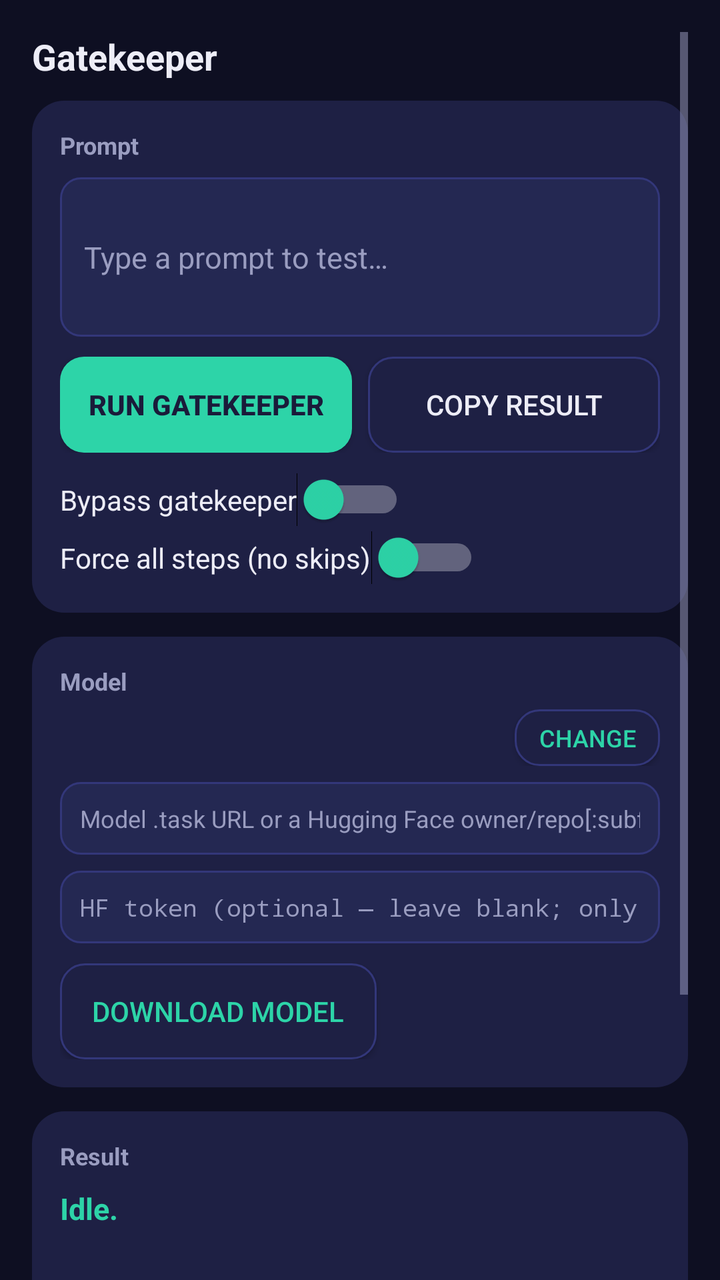
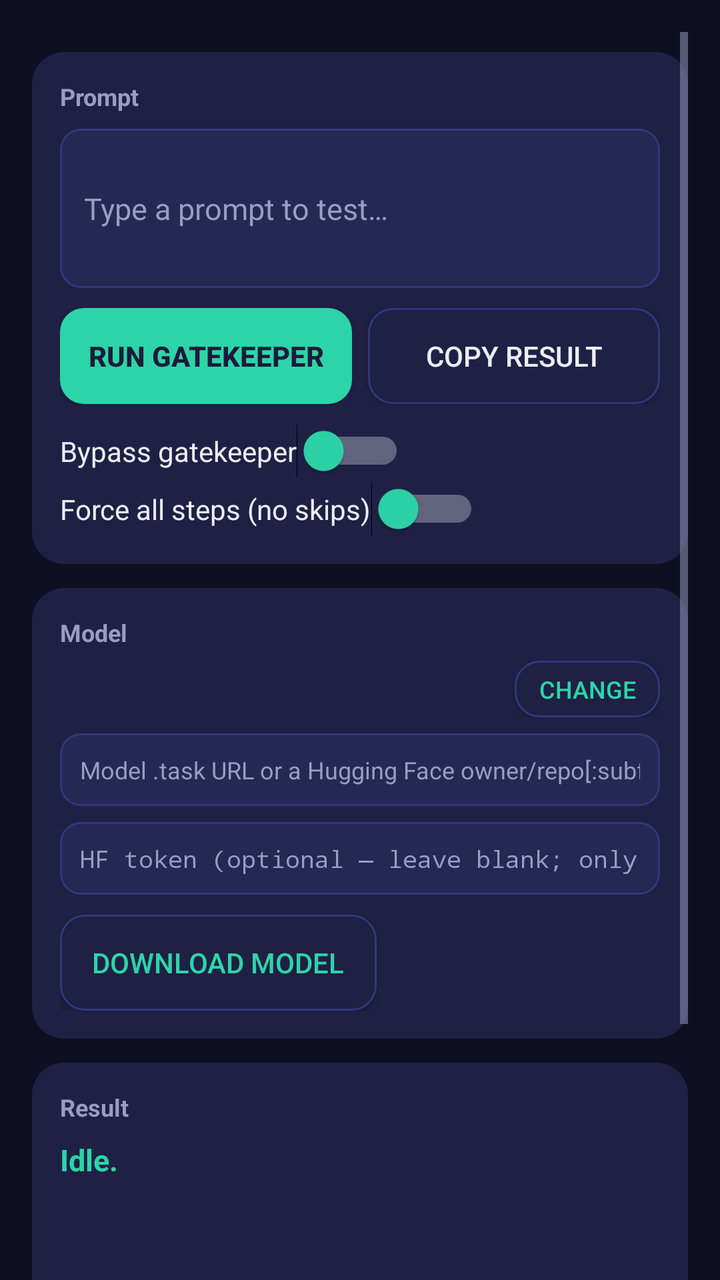

Before-and-after screenshots of an Android layout around one commit, followed by the original layout XML and the change that was made.
<!-- AndroidManifest.xml: application theme AppTheme -->
<!-- res/layout/activity_main.xml -->
<?xml version="1.0" encoding="utf-8"?>
<ScrollView xmlns:android="http://schemas.android.com/apk/res/android"
    android:layout_width="match_parent"
    android:layout_height="match_parent"
    android:background="@color/gatekeeper_bg"
    android:clipToPadding="false"
    android:padding="16dp">

    <LinearLayout
        android:layout_width="match_parent"
        android:layout_height="wrap_content"
        android:orientation="vertical"
        android:paddingBottom="96dp">

        <TextView
            android:id="@+id/header"
            android:layout_width="wrap_content"
            android:layout_height="wrap_content"
            android:text="Gatekeeper"
            android:textColor="@color/gatekeeper_text"
            android:textSize="18sp"
            android:textStyle="bold" />

        <LinearLayout
            android:layout_width="match_parent"
            android:layout_height="wrap_content"
            android:layout_marginTop="10dp"
            android:background="@drawable/card_bg"
            android:orientation="vertical"
            android:padding="14dp">

            <TextView
                android:layout_width="wrap_content"
                android:layout_height="wrap_content"
                android:text="@string/section_prompt"
                android:textColor="@color/gatekeeper_muted"
                android:textSize="12sp"
                android:textStyle="bold" />

            <EditText
                android:id="@+id/input"
                android:layout_width="match_parent"
                android:layout_height="wrap_content"
                android:layout_marginTop="8dp"
                android:background="@drawable/field_bg"
                android:hint="@string/hint_input"
                android:inputType="textMultiLine"
                android:minLines="3"
                android:padding="12dp"
                android:textColor="@color/gatekeeper_text"
                android:textColorHint="@color/gatekeeper_muted"
                android:textSize="15sp" />

            <LinearLayout
                android:layout_width="match_parent"
                android:layout_height="wrap_content"
                android:layout_marginTop="10dp"
                android:orientation="horizontal">

                <Button
                    android:id="@+id/runButton"
                    android:layout_width="0dp"
                    android:layout_height="wrap_content"
                    android:layout_weight="1"
                    android:background="@drawable/btn_accent"
                    android:text="@string/run"
                    android:textColor="@color/gatekeeper_navy"
                    android:textStyle="bold" />

                <Button
                    android:id="@+id/copyButton"
                    android:layout_width="0dp"
                    android:layout_height="wrap_content"
                    android:layout_marginStart="8dp"
                    android:layout_weight="1"
                    android:background="@drawable/btn_subtle"
                    android:text="@string/copy_result"
                    android:textColor="@color/gatekeeper_text" />
            </LinearLayout>

            <Switch
                android:id="@+id/bypassGatekeeper"
                android:layout_width="wrap_content"
                android:layout_height="wrap_content"
                android:layout_marginTop="10dp"
                android:text="@string/bypass_gatekeeper"
                android:textColor="@color/gatekeeper_text"
                android:thumbTint="@color/gatekeeper_mint" />

            <Switch
                android:id="@+id/forceAllSteps"
                android:layout_width="wrap_content"
                android:layout_height="wrap_content"
                android:layout_marginTop="2dp"
                android:text="@string/force_all_steps"
                android:textColor="@color/gatekeeper_text"
                android:thumbTint="@color/gatekeeper_mint" />
        </LinearLayout>

        <LinearLayout
            android:layout_width="match_parent"
            android:layout_height="wrap_content"
            android:layout_marginTop="12dp"
            android:background="@drawable/card_bg"
            android:orientation="vertical"
            android:padding="14dp">

            <TextView
                android:layout_width="wrap_content"
                android:layout_height="wrap_content"
                android:text="@string/section_model"
                android:textColor="@color/gatekeeper_muted"
                android:textSize="12sp"
                android:textStyle="bold" />

            <LinearLayout
                android:layout_width="match_parent"
                android:layout_height="wrap_content"
                android:layout_marginTop="6dp"
                android:gravity="center_vertical"
                android:orientation="horizontal">

                <TextView
                    android:id="@+id/modelStatus"
                    android:layout_width="0dp"
                    android:layout_height="wrap_content"
                    android:layout_weight="1"
                    android:textColor="@color/gatekeeper_text"
                    android:textSize="12sp" />

                <Button
                    android:id="@+id/modelToggleButton"
                    android:layout_width="wrap_content"
                    android:layout_height="wrap_content"
                    android:layout_marginStart="8dp"
                    android:background="@drawable/btn_subtle"
                    android:minHeight="0dp"
                    android:minWidth="0dp"
                    android:paddingStart="12dp"
                    android:paddingEnd="12dp"
                    android:paddingTop="6dp"
                    android:paddingBottom="6dp"
                    android:text="@string/change_model"
                    android:textColor="@color/gatekeeper_mint"
                    android:textSize="12sp" />
            </LinearLayout>

            <LinearLayout
                android:id="@+id/modelForm"
                android:layout_width="match_parent"
                android:layout_height="wrap_content"
                android:orientation="vertical">

                <EditText
                    android:id="@+id/modelUrl"
                    android:layout_width="match_parent"
                    android:layout_height="wrap_content"
                    android:layout_marginTop="8dp"
                    android:background="@drawable/field_bg"
                    android:hint="@string/hint_model_url"
                    android:inputType="textUri"
                    android:padding="10dp"
                    android:singleLine="true"
                    android:textColor="@color/gatekeeper_text"
                    android:textColorHint="@color/gatekeeper_muted"
                    android:textSize="12sp" />

                <EditText
                    android:id="@+id/hfToken"
                    android:layout_width="match_parent"
                    android:layout_height="wrap_content"
                    android:layout_marginTop="8dp"
                    android:background="@drawable/field_bg"
                    android:hint="@string/hint_hf_token"
                    android:inputType="textPassword"
                    android:padding="10dp"
                    android:singleLine="true"
                    android:textColor="@color/gatekeeper_text"
                    android:textColorHint="@color/gatekeeper_muted"
                    android:textSize="12sp" />

            <Button
                android:id="@+id/downloadButton"
                android:layout_width="wrap_content"
                android:layout_height="wrap_content"
                android:layout_marginTop="10dp"
                android:background="@drawable/btn_subtle"
                android:paddingStart="16dp"
                android:paddingEnd="16dp"
                android:paddingTop="10dp"
                android:paddingBottom="10dp"
                android:text="@string/download_model"
                android:textColor="@color/gatekeeper_mint" />

                <ProgressBar
                    android:id="@+id/downloadProgress"
                    style="?android:attr/progressBarStyleHorizontal"
                    android:layout_width="match_parent"
                    android:layout_height="wrap_content"
                    android:layout_marginTop="8dp"
                    android:max="100"
                    android:progressTint="@color/gatekeeper_mint"
                    android:visibility="gone" />
            </LinearLayout>

            <TextView
                android:id="@+id/updateStatus"
                android:layout_width="match_parent"
                android:layout_height="wrap_content"
                android:layout_marginTop="4dp"
                android:textColor="@color/gatekeeper_amber"
                android:textSize="12sp"
                android:textStyle="bold"
                android:visibility="gone" />
        </LinearLayout>

        <LinearLayout
            android:layout_width="match_parent"
            android:layout_height="wrap_content"
            android:layout_marginTop="12dp"
            android:background="@drawable/card_bg"
            android:orientation="vertical"
            android:padding="14dp">

            <TextView
                android:layout_width="wrap_content"
                android:layout_height="wrap_content"
                android:text="@string/section_result"
                android:textColor="@color/gatekeeper_muted"
                android:textSize="12sp"
                android:textStyle="bold" />

            <TextView
                android:id="@+id/statusView"
                android:layout_width="match_parent"
                android:layout_height="wrap_content"
                android:layout_marginTop="8dp"
                android:text="Idle."
                android:textColor="@color/gatekeeper_mint"
                android:textSize="15sp"
                android:textStyle="bold" />

            <LinearLayout
                android:id="@+id/stepsView"
                android:layout_width="match_parent"
                android:layout_height="wrap_content"
                android:layout_marginTop="8dp"
                android:animateLayoutChanges="true"
                android:orientation="vertical" />

            <TextView
                android:id="@+id/telemetryView"
                android:layout_width="match_parent"
                android:layout_height="wrap_content"
                android:layout_marginTop="8dp"
                android:textColor="@color/gatekeeper_muted"
                android:textIsSelectable="true"
                android:textSize="12sp"
                android:typeface="monospace" />

            <TextView
                android:id="@+id/debugLogView"
                android:layout_width="match_parent"
                android:layout_height="wrap_content"
                android:layout_marginTop="8dp"
                android:textColor="@color/gatekeeper_muted"
                android:textIsSelectable="true"
                android:textSize="10sp"
                android:typeface="monospace" />

            <TextView
                android:id="@+id/outputView"
                android:layout_width="match_parent"
                android:layout_height="wrap_content"
                android:layout_marginTop="10dp"
                android:textColor="@color/gatekeeper_text"
                android:textIsSelectable="true"
                android:textSize="15sp" />
        </LinearLayout>
    </LinearLayout>
</ScrollView>
<!-- resources referenced by this layout -->
<resources>
  <color name="gatekeeper_amber">#FFC531</color>
  <color name="gatekeeper_bg">#0E0F22</color>
  <color name="gatekeeper_mint">#2DD4A8</color>
  <color name="gatekeeper_muted">#9A9DC0</color>
  <color name="gatekeeper_navy">#1A1B3A</color>
  <color name="gatekeeper_text">#EDEDF7</color>
  <!-- drawable btn_accent (drawable) -->
  <?xml version="1.0" encoding="utf-8"?>
  <shape xmlns:android="http://schemas.android.com/apk/res/android" android:shape="rectangle">
      <corners android:radius="12dp" />
      <solid android:color="@color/gatekeeper_mint" />
  </shape>
  <!-- drawable btn_subtle (drawable) -->
  <?xml version="1.0" encoding="utf-8"?>
  <shape xmlns:android="http://schemas.android.com/apk/res/android" android:shape="rectangle">
      <corners android:radius="12dp" />
      <solid android:color="@color/gatekeeper_surface" />
      <stroke android:width="1dp" android:color="@color/gatekeeper_divider" />
  </shape>
  <!-- drawable card_bg (drawable) -->
  <?xml version="1.0" encoding="utf-8"?>
  <shape xmlns:android="http://schemas.android.com/apk/res/android" android:shape="rectangle">
      <corners android:radius="16dp" />
      <solid android:color="@color/gatekeeper_surface" />
  </shape>
  <!-- drawable field_bg (drawable) -->
  <?xml version="1.0" encoding="utf-8"?>
  <shape xmlns:android="http://schemas.android.com/apk/res/android" android:shape="rectangle">
      <corners android:radius="10dp" />
      <solid android:color="@color/gatekeeper_field" />
      <stroke android:width="1dp" android:color="@color/gatekeeper_divider" />
  </shape>
  <string name="bypass_gatekeeper">Bypass gatekeeper</string>
  <string name="change_model">Change</string>
  <string name="copy_result">Copy result</string>
  <string name="download_model">Download model</string>
  <string name="force_all_steps">Force all steps (no skips)</string>
  <string name="hint_hf_token">HF token (optional — leave blank; only gated repos need one)</string>
  <string name="hint_input">Type a prompt to test…</string>
  <string name="hint_model_url">Model .task URL or a Hugging Face owner/repo[:subfolder]</string>
  <string name="run">Run gatekeeper</string>
  <string name="section_model">Model</string>
  <string name="section_prompt">Prompt</string>
  <string name="section_result">Result</string>
  <style name="AppTheme" parent="android:Theme.Material">
          <item name="android:windowBackground">@color/gatekeeper_bg</item>
          <item name="android:colorBackground">@color/gatekeeper_bg</item>
          <item name="android:textColorPrimary">@color/gatekeeper_text</item>
          <item name="android:textColorSecondary">@color/gatekeeper_muted</item>
          <item name="android:colorAccent">@color/gatekeeper_mint</item>
          <item name="android:statusBarColor">@color/gatekeeper_bg</item>
          <item name="android:navigationBarColor">@color/gatekeeper_bg</item>
      </style>
  <color name="gatekeeper_surface">#1E2044</color>
  <color name="gatekeeper_divider">#33377A</color>
  <color name="gatekeeper_field">#242852</color>
</resources>

<!-- the commit's change to res/layout/activity_main.xml (unified diff, before → after) -->
@@ -11,15 +11,6 @@
         android:layout_height="wrap_content"
         android:orientation="vertical"
         android:paddingBottom="96dp">
-
-        <TextView
-            android:id="@+id/header"
-            android:layout_width="wrap_content"
-            android:layout_height="wrap_content"
-            android:text="Gatekeeper"
-            android:textColor="@color/gatekeeper_text"
-            android:textSize="18sp"
-            android:textStyle="bold" />
 
         <LinearLayout
             android:layout_width="match_parent"
